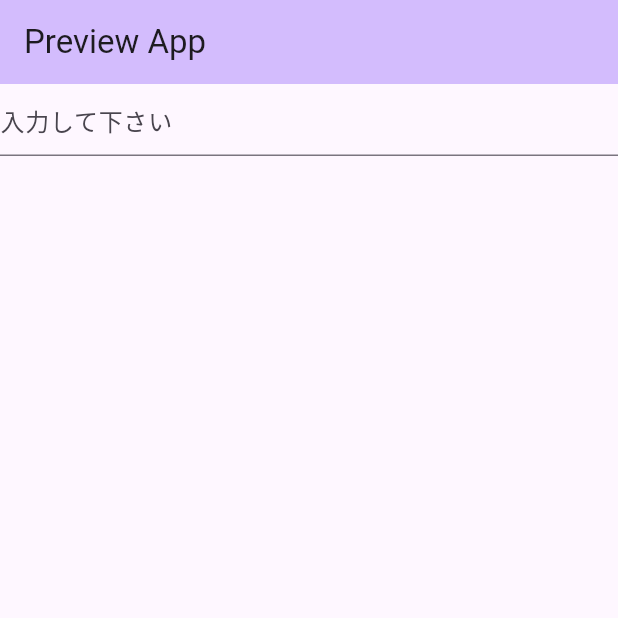
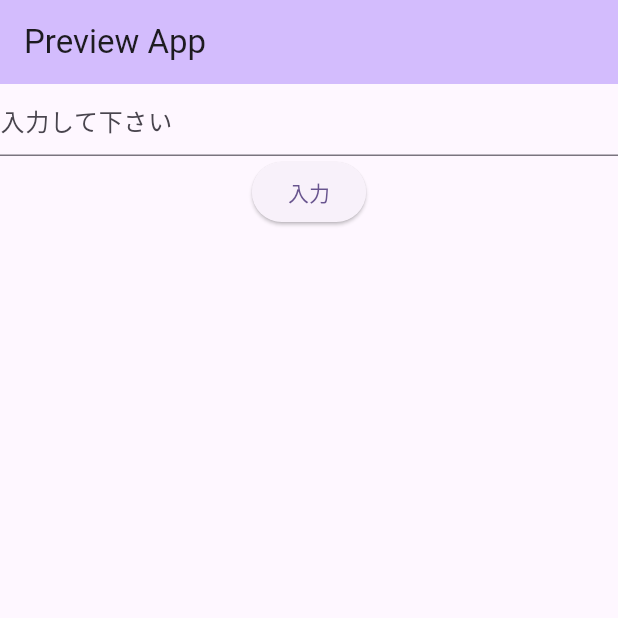
Before and after one commit to kmiono/PreviewApp, a Flutter app: the screen it shows after launch, on a phone screen of 412 x 824 dp, the top half of it. Run offline on Flutter 3.47's test engine with Material 3 defaults, Android fonts, the phone set to English and light mode, and no system bars.

Commit message:
feat: add button

```diff
--- a/lib/main.dart
+++ b/lib/main.dart
@@ -78,6 +78,10 @@
                 });
               },
             ),
+            ElevatedButton(
+              onPressed: () {},
+              child: const Text('入力'),
+            ),
             Text(_text),
           ],
         ),
```
